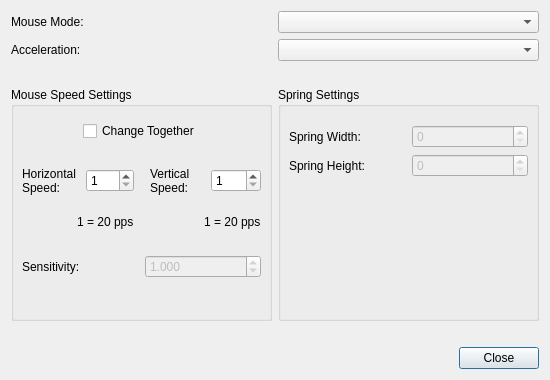
AntiMicroX/antimicrox, file src/mousesettingsdialog.ui: the form before one commit.
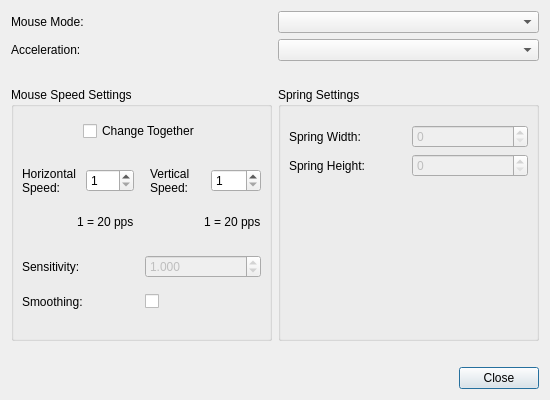
The form after the commit.

Commit message: Added smoothing setting to various controls. Minor interface tweaks.

```diff
--- a/src/mousesettingsdialog.ui
+++ b/src/mousesettingsdialog.ui
@@ -7,7 +7,7 @@
     <x>0</x>
     <y>0</y>
     <width>550</width>
-    <height>380</height>
+    <height>400</height>
    </rect>
   </property>
   <property name="windowTitle">
@@ -287,6 +287,27 @@
           </item>
          </layout>
         </item>
+        <item>
+         <layout class="QHBoxLayout" name="horizontalLayout_8">
+          <property name="topMargin">
+           <number>10</number>
+          </property>
+          <item>
+           <widget class="QLabel" name="smoothingLabel">
+            <property name="text">
+             <string>Smoothing:</string>
+            </property>
+           </widget>
+          </item>
+          <item>
+           <widget class="QCheckBox" name="smoothingCheckBox">
+            <property name="text">
+             <string/>
+            </property>
+           </widget>
+          </item>
+         </layout>
+        </item>
         <item>
          <spacer name="verticalSpacer_5">
           <property name="orientation">
```
Left out of the diff: 2 changed lines with no effect on the pictures. The commit also changes 26 other files.
